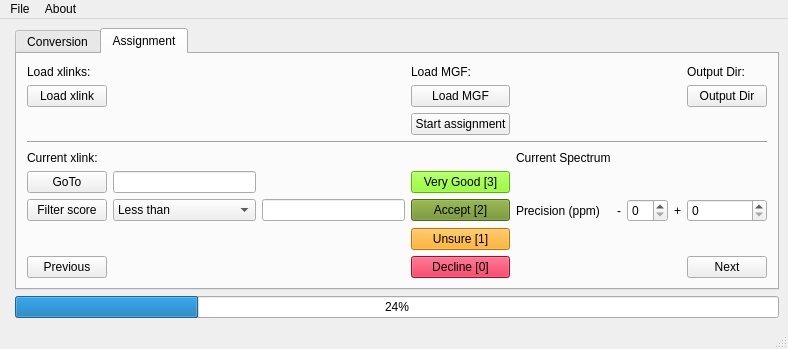
First picture: the form in ui/CroCo_qt.ui, repository cschmidtlab/CroCo, before the edit.
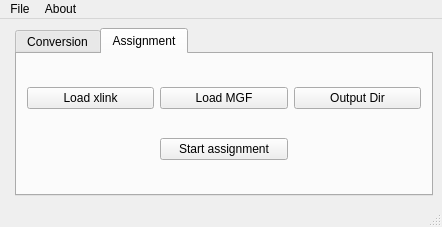
Second picture: the form after the edit. The open tabs and pages were chosen to show the change. Icons and pictures are not drawn.

```diff
--- a/ui/CroCo_qt.ui
+++ b/ui/CroCo_qt.ui
@@ -6,8 +6,8 @@
    <rect>
     <x>0</x>
     <y>0</y>
-    <width>788</width>
-    <height>347</height>
+    <width>442</width>
+    <height>207</height>
    </rect>
   </property>
   <property name="windowTitle">
@@ -19,17 +19,10 @@
   </property>
   <widget class="QWidget" name="centralwidget">
    <layout class="QFormLayout" name="formLayout">
-    <item row="1" column="1">
-     <widget class="QProgressBar" name="progressBar">
-      <property name="value">
-       <number>24</number>
-      </property>
-     </widget>
-    </item>
     <item row="0" column="1">
      <widget class="QTabWidget" name="tabWidget">
       <property name="currentIndex">
-       <number>1</number>
+       <number>0</number>
       </property>
       <widget class="QWidget" name="tab">
        <attribute name="title">
@@ -117,13 +110,6 @@
           </property>
          </widget>
         </item>
-        <item row="2" column="1" colspan="2">
-         <widget class="QLabel" name="convert_input_lbl">
-          <property name="text">
-           <string/>
-          </property>
-         </widget>
-        </item>
         <item row="2" column="3" colspan="2">
          <widget class="QLabel" name="label2">
           <property name="text">
@@ -131,21 +117,14 @@
           </property>
          </widget>
         </item>
-        <item row="2" column="5">
-         <widget class="QLabel" name="convert_output_lbl">
-          <property name="text">
-           <string/>
-          </property>
-         </widget>
-        </item>
-        <item row="3" column="4" colspan="2">
+        <item row="4" column="4" colspan="2">
          <widget class="QPushButton" name="convert_quit">
           <property name="text">
            <string>Quit</string>
           </property>
          </widget>
         </item>
-        <item row="3" column="0">
+        <item row="4" column="0">
          <widget class="QPushButton" name="convert_start">
           <property name="statusTip">
            <string>Start the conversion</string>
@@ -155,8 +134,21 @@
           </property>
          </widget>
         </item>
+        <item row="3" column="0" colspan="3">
+         <widget class="QLabel" name="convert_input_lbl">
+          <property name="text">
+           <string/>
+          </property>
+         </widget>
+        </item>
+        <item row="3" column="3" colspan="3">
+         <widget class="QLabel" name="convert_output_lbl">
+          <property name="text">
+           <string/>
+          </property>
+         </widget>
+        </item>
        </layout>
-       <zorder>convert_output_lbl</zorder>
        <zorder>label1</zorder>
        <zorder>convert_quit</zorder>
        <zorder>label4</zorder>
@@ -164,10 +156,11 @@
        <zorder>convert_output_btn</zorder>
        <zorder>label3</zorder>
        <zorder>label2</zorder>
-       <zorder>convert_input_lbl</zorder>
        <zorder>convert_input_dropdown</zorder>
        <zorder>convert_output_dropdown</zorder>
        <zorder>convert_start</zorder>
+       <zorder>convert_input_lbl</zorder>
+       <zorder>convert_output_lbl</zorder>
       </widget>
       <widget class="QWidget" name="tab_2">
        <attribute name="title">
@@ -186,79 +179,6 @@
         <property name="bottomMargin">
          <number>10</number>
         </property>
-        <item row="9" column="8">
-         <widget class="QPushButton" name="assign_next_btn">
-          <property name="text">
-           <string>Next</string>
-          </property>
-         </widget>
-        </item>
-        <item row="9" column="3">
-         <widget class="QPushButton" name="assign_score_decline_btn">
-          <property name="styleSheet">
-           <string notr="true">QPushButton {background-color: rgb(220,20,60)}
-QPushButton:pressed {background-color: rgb(250,128,114)}</string>
-          </property>
-          <property name="text">
-           <string>Decline [0]</string>
-          </property>
-          <property name="shortcut">
-           <string>0</string>
-          </property>
-         </widget>
-        </item>
-        <item row="4" column="0">
-         <widget class="QLabel" name="label_5">
-          <property name="text">
-           <string>Current xlink:</string>
-          </property>
-         </widget>
-        </item>
-        <item row="8" column="3">
-         <widget class="QPushButton" name="assign_score_unsure_btn">
-          <property name="styleSheet">
-           <string notr="true">QPushButton:pressed {background-color: rgb(255,215,0)}
-QPushButton {background-color: rgb(255,165,0)}</string>
-          </property>
-          <property name="text">
-           <string>Unsure [1]</string>
-          </property>
-          <property name="shortcut">
-           <string>1</string>
-          </property>
-         </widget>
-        </item>
-        <item row="2" column="3">
-         <widget class="QPushButton" name="assign_start_btn">
-          <property name="text">
-           <string>Start assignment</string>
-          </property>
-         </widget>
-        </item>
-        <item row="1" column="3">
-         <widget class="QPushButton" name="assign_load_mgf_btn">
-          <property name="text">
-           <string>Load MGF</string>
-          </property>
-         </widget>
-        </item>
-        <item row="4" column="4">
-         <widget class="QLabel" name="label_4">
-          <property name="text">
-           <string>Current Spectrum</string>
-          </property>
-         </widget>
-        </item>
-        <item row="6" column="6">
-         <widget class="QSpinBox" name="spinBox"/>
-        </item>
-        <item row="6" column="4">
-         <widget class="QLabel" name="label_6">
-          <property name="text">
-           <string>Precision (ppm)</string>
-          </property>
-         </widget>
-        </item>
         <item row="1" column="0">
          <widget class="QPushButton" name="assign_load_xlink_btn">
           <property name="text">
@@ -266,130 +186,24 @@
           </property>
          </widget>
         </item>
-        <item row="0" column="0">
-         <widget class="QLabel" name="label">
+        <item row="1" column="1">
+         <widget class="QPushButton" name="assign_load_mgf_btn">
           <property name="text">
-           <string>Load xlinks:</string>
+           <string>Load MGF</string>
           </property>
          </widget>
         </item>
-        <item row="9" column="0">
-         <widget class="QPushButton" name="assign_previous_btn">
-          <property name="text">
-           <string>Previous</string>
-          </property>
-         </widget>
-        </item>
-        <item row="6" column="3">
-         <widget class="QPushButton" name="assign_score_accept">
-          <property name="styleSheet">
-           <string notr="true">QPushButton:pressed {background-color: rgb(154,205,50)}
-QPushButton {background-color: rgb(107,142,35)}</string>
-          </property>
-          <property name="text">
-           <string>Accept [2]</string>
-          </property>
-          <property name="shortcut">
-           <string>2</string>
-          </property>
-         </widget>
-        </item>
-        <item row="3" column="0" colspan="9">
-         <widget class="Line" name="line">
-          <property name="orientation">
-           <enum>Qt::Horizontal</enum>
-          </property>
-         </widget>
-        </item>
-        <item row="5" column="3">
-         <widget class="QPushButton" name="assign_score_good_btn">
-          <property name="styleSheet">
-           <string notr="true">QPushButton:pressed {background-color: rgb(154,205,50)}
-QPushButton {background-color: rgb(124,252,0)}</string>
-          </property>
-          <property name="text">
-           <string>Very Good [3]</string>
-          </property>
-          <property name="shortcut">
-           <string>3</string>
-          </property>
-         </widget>
-        </item>
-        <item row="6" column="0">
-         <widget class="QPushButton" name="assign_filter_btn">
-          <property name="text">
-           <string>Filter score</string>
-          </property>
-         </widget>
-        </item>
-        <item row="5" column="0">
-         <widget class="QPushButton" name="assign_goto_btn">
-          <property name="text">
-           <string>GoTo</string>
-          </property>
-         </widget>
-        </item>
-        <item row="5" column="1">
-         <widget class="QLineEdit" name="assign_goto_edit"/>
-        </item>
-        <item row="6" column="5">
-         <widget class="QLabel" name="label_7">
-          <property name="text">
-           <string>-</string>
-          </property>
-         </widget>
-        </item>
-        <item row="6" column="1">
-         <widget class="QComboBox" name="assign_filter_dropdown">
-          <property name="currentText">
-           <string>Less than</string>
-          </property>
-          <property name="currentIndex">
-           <number>0</number>
-          </property>
-          <item>
-           <property name="text">
-            <string>Less than</string>
-           </property>
-          </item>
-          <item>
-           <property name="text">
-            <string>Greater than</string>
-           </property>
-          </item>
-         </widget>
-        </item>
-        <item row="6" column="7">
-         <widget class="QLabel" name="label_8">
-          <property name="text">
-           <string>+</string>
-          </property>
-         </widget>
-        </item>
-        <item row="6" column="2">
-         <widget class="QLineEdit" name="assign_filter_edit"/>
-        </item>
-        <item row="6" column="8">
-         <widget class="QSpinBox" name="spinBox_2"/>
-        </item>
-        <item row="0" column="3">
-         <widget class="QLabel" name="label_2">
-          <property name="text">
-           <string>Load MGF:</string>
-          </property>
-         </widget>
-        </item>
-        <item row="1" column="8">
+        <item row="1" column="2">
          <widget class="QPushButton" name="assign_output_btn">
           <property name="text">
            <string>Output Dir</string>
           </property>
          </widget>
         </item>
-        <item row="0" column="8">
-         <widget class="QLabel" name="label_3">
+        <item row="3" column="1">
+         <widget class="QPushButton" name="assign_start_btn">
           <property name="text">
-           <string>Output Dir:</string>
+           <string>Start assignment</string>
           </property>
          </widget>
         </item>
@@ -407,7 +221,7 @@
     <rect>
      <x>0</x>
      <y>0</y>
-     <width>788</width>
+     <width>442</width>
      <height>19</height>
     </rect>
    </property>
```
